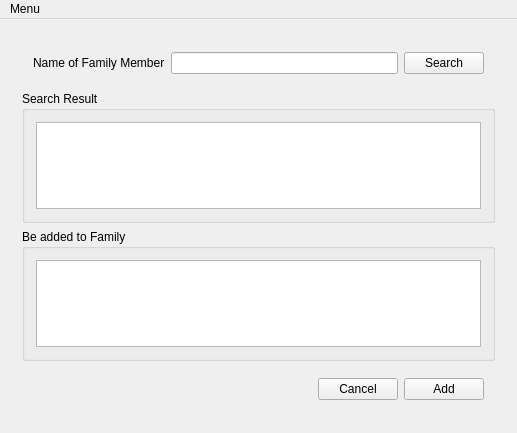
BoraYang/onnuri, file gui/add_family.ui: the form before one commit.
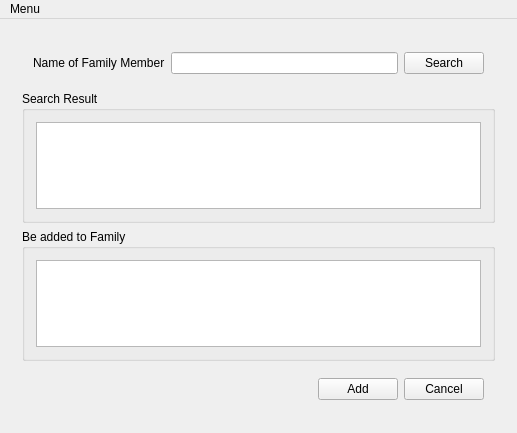
The form after the commit.

The edit to the form file:
```diff
--- a/gui/add_family.ui
+++ b/gui/add_family.ui
@@ -105,13 +105,6 @@
             </property>
            </spacer>
           </item>
-          <item>
-           <widget class="QPushButton" name="btn_cancel">
-            <property name="text">
-             <string>Cancel</string>
-            </property>
-           </widget>
-          </item>
           <item>
            <widget class="QPushButton" name="btn_add">
             <property name="text">
@@ -119,6 +112,13 @@
             </property>
            </widget>
           </item>
+          <item>
+           <widget class="QPushButton" name="btn_cancel">
+            <property name="text">
+             <string>Cancel</string>
+            </property>
+           </widget>
+          </item>
          </layout>
         </widget>
        </item>
```
Left out of the diff: 2 changed lines with no effect on the pictures.
